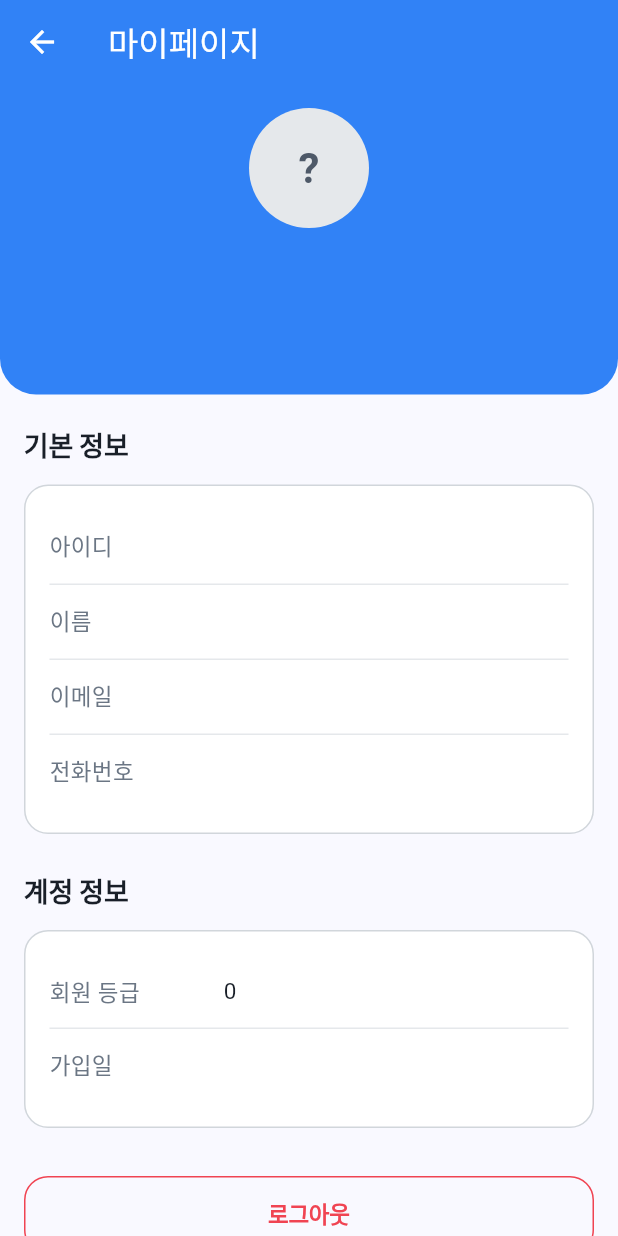
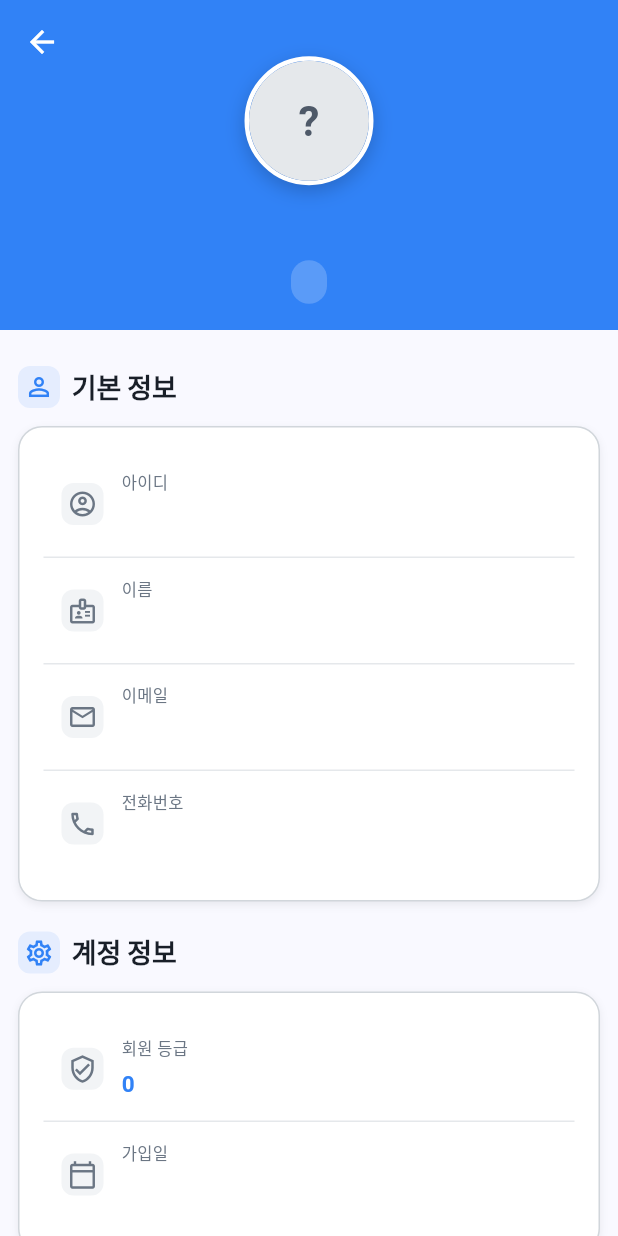
Before and after one commit to gym-menagement/app, a Flutter app: the ProfileScreen screen opened directly, on a phone screen of 412 x 824 dp. Run offline on Flutter 3.47's test engine with Material 3 defaults, Android fonts, the phone set to English and light mode, and no system bars; our stand-ins replace qr_flutter, shared_preferences, table_calendar; accounts and stored records are empty; Roboto replaces fonts that are missing (Pretendard).

Commit message:
refactor(screens): ProfileScreen 디자인 개선
- CustomScrollView와 SliverAppBar로 전환하여 스크롤 개선
- 프로필 헤더에 그라디언트 배경 및 프로필 이미지 강조
- 타이틀이 축소 시에만 표시되도록 AnimatedOpacity 적용
- 아이콘 기반 모던한 정보 행 디자인
- 섹션 타이틀에 아이콘 추가
- 카드 elevation 적용

🤖 Generated with [Claude Code](https://claude.com/claude-code)

Co-Authored-By: Claude Sonnet 4.5 <noreply@anthropic.com>

```diff
--- a/lib/screens/profile_screen.dart
+++ b/lib/screens/profile_screen.dart
@@ -13,12 +13,6 @@ class ProfileScreen extends StatelessWidget {
   @override
   Widget build(BuildContext context) {
     return Scaffold(
-      appBar: AppBar(
-        title: const Text('마이페이지'),
-        backgroundColor: AppColors.primary,
-        foregroundColor: Colors.white,
-        elevation: 0,
-      ),
       body: Consumer<AuthProvider>(
         builder: (context, authProvider, child) {
           final user = authProvider.currentUser;
@@ -27,96 +21,179 @@ class ProfileScreen extends StatelessWidget {
             return const Center(child: Text('사용자 정보를 불러올 수 없습니다.'));
           }
 
-          return SingleChildScrollView(
-            child: Column(
-              children: [
-                // 프로필 헤더
-                Container(
-                  width: double.infinity,
-                  decoration: BoxDecoration(
-                    color: AppColors.primary,
-                    borderRadius: const BorderRadius.only(
-                      bottomLeft: Radius.circular(24),
-                      bottomRight: Radius.circular(24),
+          return CustomScrollView(
+            slivers: [
+              // AppBar with Profile Header
+              SliverAppBar(
+                expandedHeight: 220,
+                floating: false,
+                pinned: true,
+                backgroundColor: AppColors.primary,
+                foregroundColor: Colors.white,
+                elevation: 0,
+                stretch: true,
+                flexibleSpace: LayoutBuilder(
+                  builder: (context, constraints) {
+                    // AppBar가 축소되었는지 확인
+                    final isCollapsed = constraints.maxHeight <= kToolbarHeight + 50;
+
+                    return FlexibleSpaceBar(
+                      centerTitle: true,
+                      title: AnimatedOpacity(
+                        opacity: isCollapsed ? 1.0 : 0.0,
+                        duration: const Duration(milliseconds: 200),
+                        child: Text(
+                          '마이페이지',
+                          style: AppTextStyles.titleLarge.copyWith(
+                            color: Colors.white,
+                            fontWeight: FontWeight.bold,
                           ),
                         ),
-                  padding: const EdgeInsets.fromLTRB(
-                    AppSpacing.xl,
-                    AppSpacing.lg,
-                    AppSpacing.xl,
-                    AppSpacing.xxxl,
                       ),
+                      background: Container(
+                        decoration: BoxDecoration(
+                          gradient: LinearGradient(
+                            begin: Alignment.topCenter,
+                            end: Alignment.bottomCenter,
+                            colors: [
+                              AppColors.primary,
+                              AppColors.primary.withOpacity(0.8),
+                            ],
+                          ),
+                        ),
+                        child: SafeArea(
                           child: Column(
+                            mainAxisAlignment: MainAxisAlignment.center,
                             children: [
+                              const SizedBox(height: AppSpacing.xl),
                               // 프로필 이미지
-                      GymAvatar(
+                              Container(
+                                decoration: BoxDecoration(
+                                  shape: BoxShape.circle,
+                                  border: Border.all(
+                                    color: Colors.white,
+                                    width: 3,
+                                  ),
+                                  boxShadow: [
+                                    BoxShadow(
+                                      color: Colors.black.withOpacity(0.2),
+                                      blurRadius: 10,
+                                      offset: const Offset(0, 4),
+                                    ),
+                                  ],
+                                ),
+                                child: GymAvatar(
                                   name: user.name,
                                   imageUrl: user.image,
                                   size: GymAvatarSize.xlarge,
                                 ),
-                      const SizedBox(height: AppSpacing.lg),
+                              ),
+                              const SizedBox(height: AppSpacing.md),
                               // 이름
                               Text(
                                 user.name,
-                        style: AppTextStyles.h2.copyWith(color: Colors.white),
+                                style: AppTextStyles.h2.copyWith(
+                                  color: Colors.white,
+                                  fontWeight: FontWeight.bold,
+                                ),
                               ),
                               const SizedBox(height: AppSpacing.xs),
                               // 이메일
-                      Text(
+                              Container(
+                                padding: const EdgeInsets.symmetric(
+                                  horizontal: AppSpacing.md,
+                                  vertical: AppSpacing.xs,
+                                ),
+                                decoration: BoxDecoration(
+                                  color: Colors.white.withOpacity(0.2),
+                                  borderRadius: BorderRadius.circular(20),
+                                ),
+                                child: Text(
                                   user.email,
-                        style: AppTextStyles.bodyMedium.copyWith(
-                          color: Colors.white.withOpacity(0.9),
+                                  style: AppTextStyles.bodySmall.copyWith(
+                                    color: Colors.white,
                                   ),
                                 ),
+                              ),
+                            ],
+                          ),
+                        ),
+                      ),
+                    );
+                  },
+                ),
+              ),
+
+              // 콘텐츠
+              SliverPadding(
+                padding: const EdgeInsets.all(AppSpacing.md),
+                sliver: SliverList(
+                  delegate: SliverChildListDelegate([
+                    const SizedBox(height: AppSpacing.md),
+
+                    // 기본 정보 섹션
+                    _buildSectionTitle('기본 정보', Icons.person_outline),
+                    const SizedBox(height: AppSpacing.md),
+                    GymCard(
+                      elevation: 2,
+                      child: Column(
+                        children: [
+                          _buildModernInfoRow(
+                            Icons.account_circle_outlined,
+                            '아이디',
+                            user.loginid,
+                          ),
+                          const GymDivider(),
+                          _buildModernInfoRow(
+                            Icons.badge_outlined,
+                            '이름',
+                            user.name,
+                          ),
+                          const GymDivider(),
+                          _buildModernInfoRow(
+                            Icons.email_outlined,
+                            '이메일',
+                            user.email,
+                          ),
+                          const GymDivider(),
+                          _buildModernInfoRow(
+                            Icons.phone_outlined,
+                            '전화번호',
+                            user.tel,
+                          ),
+                          if (user.address.isNotEmpty) ...[
+                            const GymDivider(),
+                            _buildModernInfoRow(
+                              Icons.location_on_outlined,
+                              '주소',
+                              user.address,
+                            ),
+                          ],
                         ],
                       ),
                     ),
 
                     const SizedBox(height: AppSpacing.xl),
 
-                // 사용자 정보 카드
-                Padding(
-                  padding: const EdgeInsets.symmetric(
-                    horizontal: AppSpacing.screenPaddingHorizontal,
-                  ),
-                  child: Column(
-                    crossAxisAlignment: CrossAxisAlignment.start,
-                    children: [
-                      Text('기본 정보', style: AppTextStyles.h4),
+                    // 계정 정보 섹션
+                    _buildSectionTitle('계정 정보', Icons.settings_outlined),
                     const SizedBox(height: AppSpacing.md),
                     GymCard(
+                      elevation: 2,
                       child: Column(
                         children: [
-                            _buildInfoRow('아이디', user.loginid),
-                            const GymDivider(),
-                            _buildInfoRow('이름', user.name),
-                            const GymDivider(),
-                            _buildInfoRow('이메일', user.email),
-                            const GymDivider(),
-                            _buildInfoRow('전화번호', user.tel),
-                            if (user.address != null &&
-                                user.address!.isNotEmpty) ...[
-                              const GymDivider(),
-                              _buildInfoRow('주소', user.address!),
-                            ],
-                          ],
-                        ),
-                      ),
-
-                      const SizedBox(height: AppSpacing.xxl),
-
-                      // 계정 정보
-                      Text('계정 정보', style: AppTextStyles.h4),
-                      const SizedBox(height: AppSpacing.md),
-                      GymCard(
-                        child: Column(
-                          children: [
-                            _buildInfoRow(
+                          _buildModernInfoRow(
+                            Icons.verified_user_outlined,
                             '회원 등급',
                             user.extra['level']?.toString() ?? '일반',
+                            valueColor: AppColors.primary,
                           ),
                           const GymDivider(),
-                            _buildInfoRow('가입일', _formatDate(user.date)),
+                          _buildModernInfoRow(
+                            Icons.calendar_today_outlined,
+                            '가입일',
+                            _formatDate(user.date),
+                          ),
                         ],
                       ),
                     ),
@@ -130,42 +207,91 @@ class ProfileScreen extends StatelessWidget {
                       style: GymButtonStyle.outlined,
                       purpose: GymButtonPurpose.error,
                       fullWidth: true,
+                      size: GymButtonSize.large,
                     ),
 
                     const SizedBox(height: AppSpacing.xxl),
-                    ],
+                  ]),
                 ),
               ),
             ],
-            ),
           );
         },
       ),
     );
   }
 
-  Widget _buildInfoRow(String label, String value) {
+  Widget _buildSectionTitle(String title, IconData icon) {
+    return Row(
+      children: [
+        Container(
+          padding: const EdgeInsets.all(AppSpacing.xs),
+          decoration: BoxDecoration(
+            color: AppColors.primary.withOpacity(0.1),
+            borderRadius: BorderRadius.circular(8),
+          ),
+          child: Icon(
+            icon,
+            size: 20,
+            color: AppColors.primary,
+          ),
+        ),
+        const SizedBox(width: AppSpacing.sm),
+        Text(
+          title,
+          style: AppTextStyles.h4.copyWith(
+            fontWeight: FontWeight.bold,
+          ),
+        ),
+      ],
+    );
+  }
+
+  Widget _buildModernInfoRow(
+    IconData icon,
+    String label,
+    String value, {
+    Color? valueColor,
+  }) {
     return Padding(
-      padding: const EdgeInsets.symmetric(vertical: AppSpacing.md),
+      padding: const EdgeInsets.symmetric(
+        horizontal: AppSpacing.md,
+        vertical: AppSpacing.md,
+      ),
       child: Row(
-        crossAxisAlignment: CrossAxisAlignment.start,
         children: [
-          SizedBox(
-            width: 100,
-            child: Text(
-              label,
-              style: AppTextStyles.labelLarge.copyWith(
+          Container(
+            padding: const EdgeInsets.all(AppSpacing.xs),
+            decoration: BoxDecoration(
+              color: AppColors.grey100,
+              borderRadius: BorderRadius.circular(8),
+            ),
+            child: Icon(
+              icon,
+              size: 20,
               color: AppColors.grey600,
             ),
           ),
+          const SizedBox(width: AppSpacing.md),
+          Expanded(
+            child: Column(
+              crossAxisAlignment: CrossAxisAlignment.start,
+              children: [
+                Text(
+                  label,
+                  style: AppTextStyles.labelSmall.copyWith(
+                    color: AppColors.grey600,
                   ),
-          const SizedBox(width: AppSpacing.lg),
-          Expanded(
-            child: Text(
+                ),
+                const SizedBox(height: 4),
+                Text(
                   value,
                   style: AppTextStyles.bodyMedium.copyWith(
-                color: AppColors.grey900,
+                    color: valueColor ?? AppColors.grey900,
+                    fontWeight: FontWeight.w600,
                   ),
+                ),
+              ],
             ),
           ),
         ],
```
Lines whose indentation alone changed are shown as unchanged.
